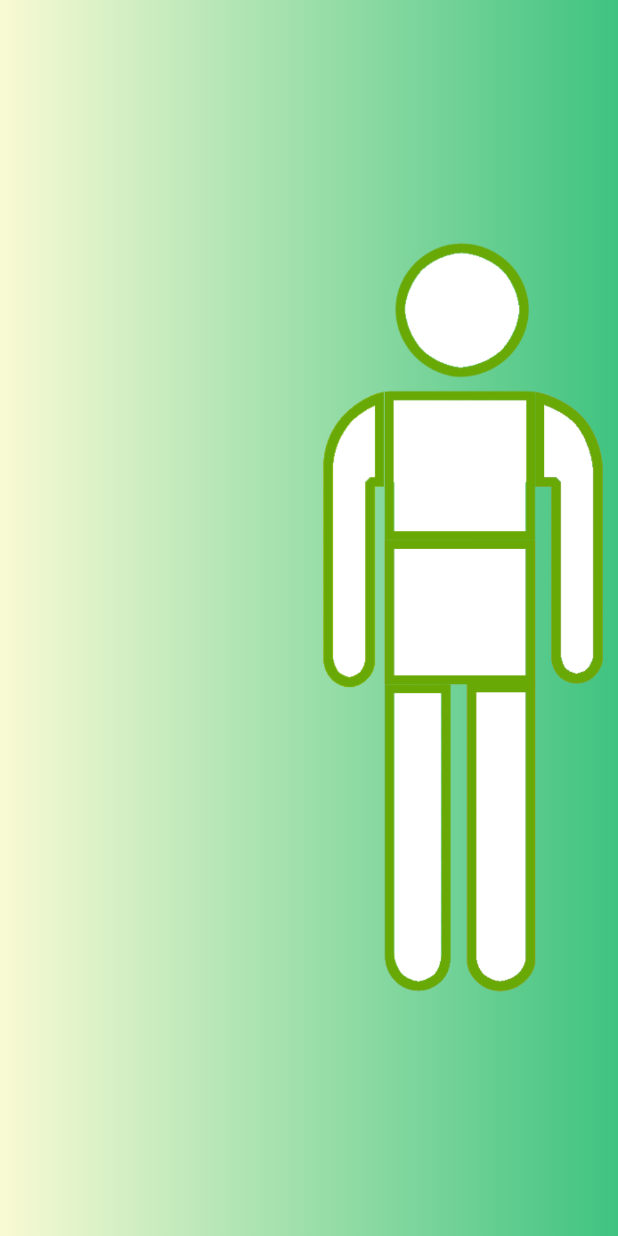
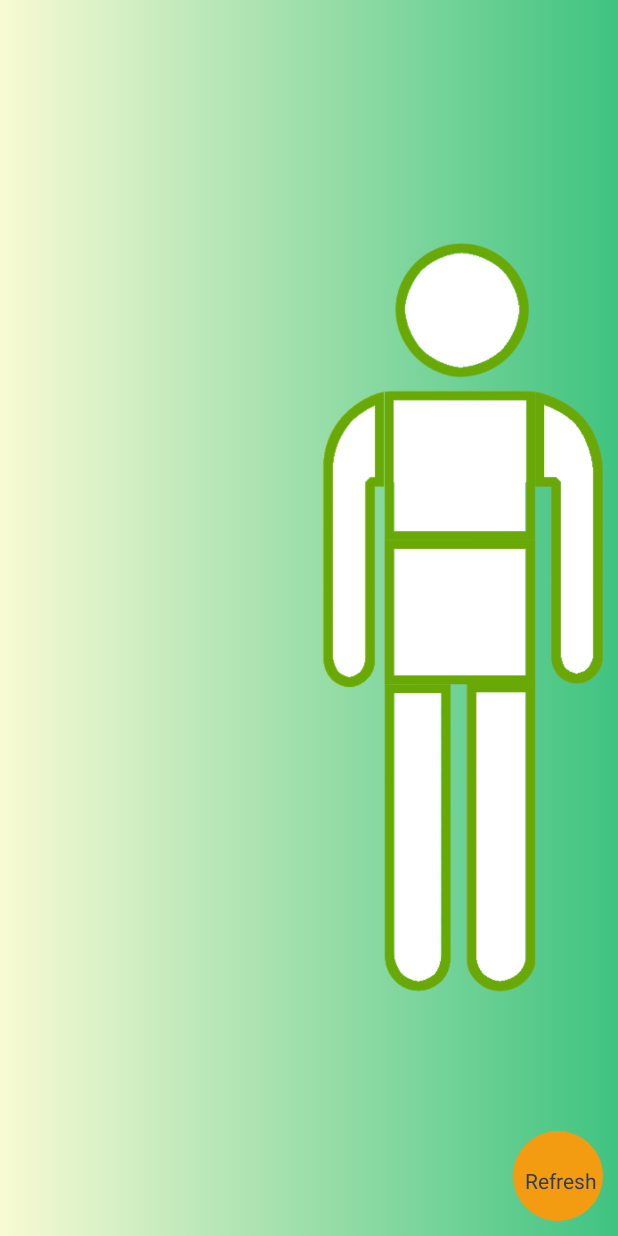
Before and after one commit to Bazhunga/Parakeet, an Android app: the layout activity_main__patient_detail.xml on its own in the app's theme, with its tools: preview values and no code run, on a phone screen of 412 x 824 dp. Run offline under Robolectric (Android 15) with nearby library versions, the phone set to English and light mode, and no system bars.

Commit message:
Refresh button

```diff
--- a/Parakeet/app/src/main/AndroidManifest.xml
+++ b/Parakeet/app/src/main/AndroidManifest.xml
@@ -13,7 +13,7 @@
         android:theme="@style/Theme.AppCompat.NoActionBar" >
         <activity
             android:name=".Parasplash"
-            android:label="@string/title_activity_parasplash"
+            android:label="Parakeet"
             android:screenOrientation="landscape">
 
             <intent-filter>
@@ -28,11 +28,7 @@
             android:name=".Main_PatientDetail"
             android:label="@string/app_name"
             android:screenOrientation="landscape" >
-            <intent-filter>
-                <action android:name="android.intent.action.MAIN" />
 
-                <category android:name="android.intent.category.LAUNCHER" />
-            </intent-filter>
         </activity>
 
     </application>
--- a/Parakeet/app/src/main/res/drawable/circle.xml
+++ b/Parakeet/app/src/main/res/drawable/circle.xml
@@ -4,9 +4,9 @@
     android:shape="oval">
 
     <solid
-        android:color="#99F59733"/>
+        android:color="@color/fbutton_color_orange"/>
 
     <size
-        android:width="30dp"
-        android:height="30dp"/>
+        android:width="60dp"
+        android:height="60dp"/>
 </shape>
--- a/Parakeet/app/src/main/res/layout/activity_main__patient_detail.xml
+++ b/Parakeet/app/src/main/res/layout/activity_main__patient_detail.xml
@@ -23,6 +23,7 @@
                     android:layout_height="wrap_content"
                     android:orientation="vertical">
                 </LinearLayout>
+
             </ScrollView>
 
         </LinearLayout>
@@ -82,6 +83,30 @@
                 android:layout_weight="0.27"
                 android:layout_gravity="center"/>
 
+            <ImageView
+                android:layout_width="60dp"
+                android:layout_height="60dp"
+                android:layout_alignParentBottom="true"
+                android:layout_alignParentRight="true"
+                android:layout_marginRight="10dp"
+                android:layout_marginBottom="10dp"
+                android:clickable="true"
+                android:onClick="refreshPatient"
+                android:src="@drawable/circle"/>
+            <TextView
+                android:layout_width="60dp"
+                android:layout_height="60dp"
+                android:layout_alignParentBottom="true"
+                android:layout_alignParentRight="true"
+                android:layout_marginRight="10dp"
+                android:layout_marginBottom="10dp"
+                android:paddingTop="23dp"
+                android:paddingLeft="8dp"
+                android:textColor="@color/fbutton_color_midnight_blue"
+                android:clickable="true"
+                android:onClick="refreshPatient"
+                android:text="Refresh"/>
+
 
 
         </RelativeLayout>
```
Also changed, not shown: Parakeet/app/src/main/java/com/medical/parakeet/parakeet/Main_PatientDetail.java (+28 -1 lines).
